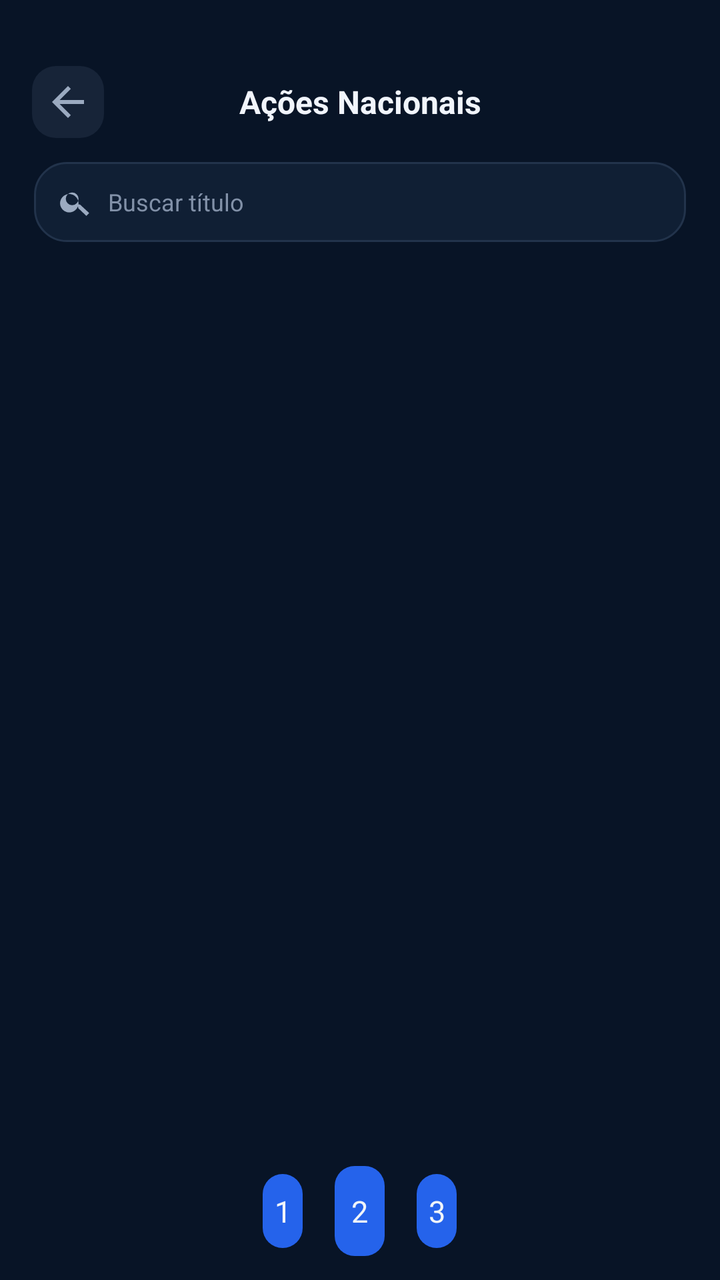
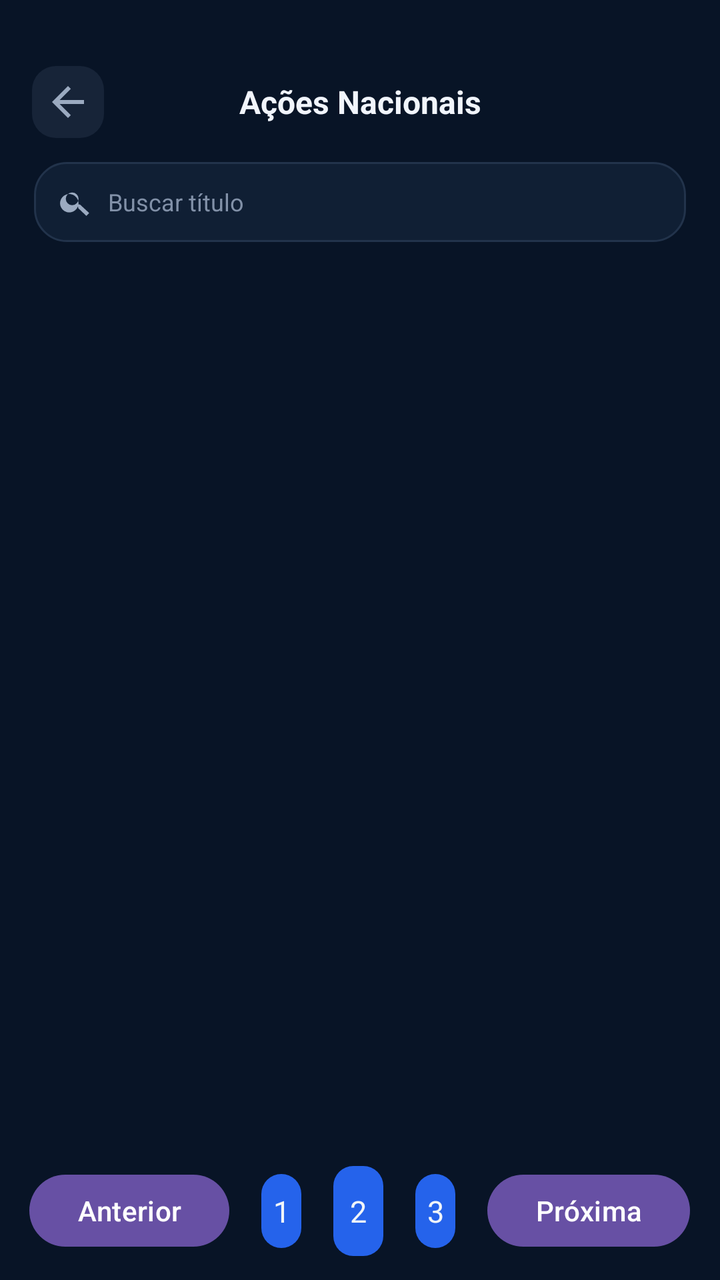

Compare the two renders of this Android layout. The source of the first and the diff that turns it into the second are given below.
<!-- AndroidManifest.xml: application theme Theme.AccurancyMobileApp -->
<!-- res/layout/activity_acoes_nacionais.xml -->
<?xml version="1.0" encoding="utf-8"?>
<FrameLayout
    xmlns:android="http://schemas.android.com/apk/res/android"
    xmlns:app="http://schemas.android.com/apk/res-auto"
    android:layout_width="match_parent"
    android:layout_height="match_parent"
    android:background="#081426">

    <androidx.constraintlayout.widget.ConstraintLayout
        android:layout_width="match_parent"
        android:layout_height="match_parent">

        
        <LinearLayout
            android:id="@+id/cabecalhoAcoesNacionais"
            android:layout_width="0dp"
            android:layout_height="52dp"
            android:gravity="center_vertical"
            android:orientation="horizontal"
            android:paddingStart="16dp"
            android:paddingEnd="16dp"
            android:layout_marginTop="25dp"
            app:layout_constraintTop_toTopOf="parent"
            app:layout_constraintStart_toStartOf="parent"
            app:layout_constraintEnd_toEndOf="parent">

            <ImageButton
                android:id="@+id/btnVoltarAtivosNacionais"
                android:layout_width="36dp"
                android:layout_height="36dp"
                android:background="@drawable/bg_btn_icone"
                android:contentDescription="Voltar"
                android:src="@drawable/ic_arrow_back"
                app:tint="#9BAAC0" />

            <TextView
                android:layout_width="0dp"
                android:layout_height="wrap_content"
                android:layout_weight="1"
                android:gravity="center"
                android:text="Ações Nacionais"
                android:textColor="#F1F5FC"
                android:textSize="16sp"
                android:textStyle="bold" />

            <View
                android:layout_width="36dp"
                android:layout_height="36dp" />

        </LinearLayout>

        
        <LinearLayout
            android:id="@+id/containerBuscaTitulo"
            android:layout_width="0dp"
            android:layout_height="40dp"
            android:layout_marginStart="17dp"
            android:layout_marginTop="4dp"
            android:layout_marginEnd="17dp"
            android:background="@drawable/bg_carteira_card"
            android:gravity="center_vertical"
            android:orientation="horizontal"
            android:paddingStart="12dp"
            android:paddingEnd="12dp"
            app:layout_constraintTop_toBottomOf="@id/cabecalhoAcoesNacionais"
            app:layout_constraintStart_toStartOf="parent"
            app:layout_constraintEnd_toEndOf="parent">

            <ImageView
                android:layout_width="17dp"
                android:layout_height="17dp"
                android:contentDescription="@null"
                android:src="@drawable/ic_busca"
                app:tint="#9BAAC0" />

            <EditText
                android:id="@+id/edtBuscarTitulo"
                android:layout_width="match_parent"
                android:layout_height="match_parent"
                android:layout_marginStart="8dp"
                android:background="@android:color/transparent"
                android:hint="Buscar título"
                android:inputType="text"
                android:imeOptions="actionSearch"
                android:padding="0dp"
                android:singleLine="true"
                android:textColor="#F1F5FC"
                android:textColorHint="#8291A8"
                android:textSize="12sp" />

        </LinearLayout>

        <LinearLayout
            android:id="@+id/containerPaginacao"
            android:layout_width="0dp"
            android:layout_height="wrap_content"
            android:orientation="horizontal"
            android:gravity="center"
            android:paddingStart="8dp"
            android:paddingEnd="8dp"
            android:paddingTop="4dp"
            android:paddingBottom="12dp"
            app:layout_constraintBottom_toBottomOf="parent"
            app:layout_constraintStart_toStartOf="parent"
            app:layout_constraintEnd_toEndOf="parent">

            <TextView
                android:id="@+id/tvPaginaAnterior"
                android:layout_width="20dp"
                android:layout_height="37dp"
                android:gravity="center_vertical|center_horizontal"
                android:text="1"
                android:background="@drawable/bg_btn_primary"
                android:textColor="@color/text_primary"
                android:textSize="15sp" />

            <TextView
                android:id="@+id/tvPaginaAtual"
                android:layout_width="25dp"
                android:layout_height="45dp"
                android:layout_marginHorizontal="16dp"
                android:gravity="center_vertical|center_horizontal"
                android:text="2"
                android:background="@drawable/bg_btn_primary"
                android:textColor="@color/text_primary"
                android:textSize="15sp" />

            <TextView
                android:id="@+id/tvProximaPagina"
                android:layout_width="20dp"
                android:layout_height="37dp"
                android:gravity="center_vertical|center_horizontal"
                android:text="3"
                android:background="@drawable/bg_btn_primary"
                android:textColor="@color/text_primary"
                android:textSize="15sp" />

        </LinearLayout>

        
        <androidx.recyclerview.widget.RecyclerView
            android:id="@+id/rvTitulosAcoesNacionais"
            android:layout_width="0dp"
            android:layout_height="0dp"
            android:clipToPadding="false"
            android:paddingStart="17dp"
            android:paddingTop="13dp"
            android:paddingEnd="17dp"
            android:paddingBottom="16dp"
            android:overScrollMode="never"
            app:layout_constraintTop_toBottomOf="@id/containerBuscaTitulo"
            app:layout_constraintBottom_toBottomOf="parent"
            app:layout_constraintStart_toStartOf="parent"
            app:layout_constraintEnd_toEndOf="parent" />



    </androidx.constraintlayout.widget.ConstraintLayout>

</FrameLayout>
<!-- resources referenced by this layout -->
<resources>
  <color name="text_primary">#FFF1F5F9</color>
  <!-- drawable bg_btn_icone (drawable) -->
  <?xml version="1.0" encoding="utf-8"?>
  <shape xmlns:android="http://schemas.android.com/apk/res/android">
      <solid android:color="#172438"/>
      <corners android:radius="12dp"/>
  </shape>
  <!-- drawable bg_btn_primary (drawable) -->
  <?xml version="1.0" encoding="utf-8"?>
  <selector xmlns:android="http://schemas.android.com/apk/res/android">
      
      <item android:state_pressed="true">
          <shape android:shape="rectangle">
              <solid android:color="#1D4ED8" />
              <corners android:radius="10dp" />
          </shape>
      </item>
      
      <item>
          <shape android:shape="rectangle">
              <solid android:color="@color/btn_primary" />
              <corners android:radius="10dp" />
          </shape>
      </item>
  </selector>
  <!-- drawable bg_carteira_card (drawable) -->
  <?xml version="1.0" encoding="utf-8"?>
  <shape xmlns:android="http://schemas.android.com/apk/res/android">
      <solid android:color="#101F34" />
      <stroke
          android:width="1dp"
          android:color="#22334B" />
      <corners android:radius="16dp" />
  </shape>
  <!-- drawable ic_arrow_back (drawable) -->
  <vector xmlns:android="http://schemas.android.com/apk/res/android"
      android:width="24dp" android:height="24dp"
      android:viewportWidth="24" android:viewportHeight="24">
      <path android:fillColor="#FFFFFF"
          android:pathData="M20,11H7.83l5.59,-5.59L12,4l-8,8 8,8 1.41,-1.41L7.83,13H20v-2z"/>
  </vector>
  <!-- drawable ic_busca (drawable) -->
  <?xml version="1.0" encoding="utf-8"?>
  <vector
      xmlns:android="http://schemas.android.com/apk/res/android"
      android:width="24dp"
      android:height="24dp"
      android:viewportWidth="24"
      android:viewportHeight="24">
      <path
          android:fillColor="#FFFFFFFF"
          android:pathData="M15.5,14h-0.79l-0.28,-0.27A6.5,6.5 0,1 0,14 15.5l0.27,0.28v0.79L20,22l2,-2zM10,14.5A4.5,4.5 0,1 1,10 5.5a4.5,4.5 0,0 1,0 9z"
          />
  </vector>
  <style name="Theme.AccurancyMobileApp" parent="Base.Theme.AccurancyMobileApp" />
  <color name="btn_primary">#2563EB</color>
  <style name="Base.Theme.AccurancyMobileApp" parent="Theme.Material3.DayNight.NoActionBar">
          
          
  
      </style>
</resources>

<!-- the commit's change to res/layout/activity_acoes_nacionais.xml (unified diff, before → after) -->
@@ -104,6 +104,15 @@
             app:layout_constraintStart_toStartOf="parent"
             app:layout_constraintEnd_toEndOf="parent">
 
+            <Button
+                android:id="@+id/btnPaginaAnterior"
+                android:layout_width="wrap_content"
+                android:layout_height="44dp"
+                android:text="Anterior"
+                android:textAllCaps="false"
+                android:layout_marginRight="16dp"
+                android:textColor="#FFFFFF"/>
+
             <TextView
                 android:id="@+id/tvPaginaAnterior"
                 android:layout_width="20dp"
@@ -135,6 +144,15 @@
                 android:textColor="@color/text_primary"
                 android:textSize="15sp" />
 
+            <Button
+                android:id="@+id/btnProximaPagina"
+                android:layout_width="wrap_content"
+                android:layout_height="44dp"
+                android:text="Próxima"
+                android:textAllCaps="false"
+                android:layout_marginLeft="16dp"
+                android:textColor="#FFFFFF"/>
+
         </LinearLayout>
 
         
